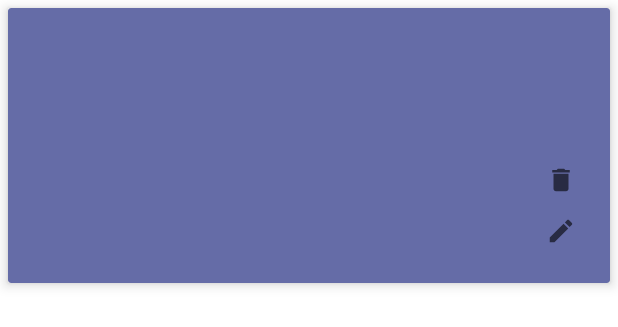
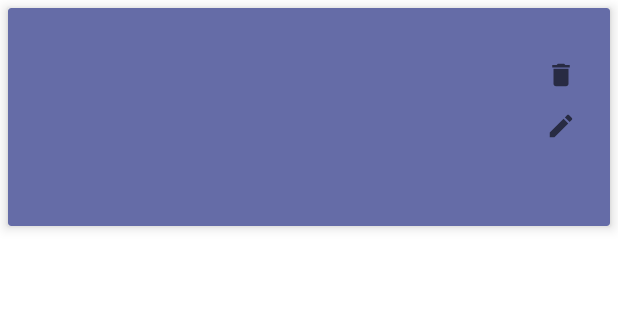
Before and after one commit to kenic8/The-final-version, an Android app: the layout card_layout.xml on its own in the app's theme, with its tools: preview values and no code run, on a phone screen of 412 x 824 dp. Shown: the top 327 px of the screen. Run offline under Robolectric (Android 15) with nearby library versions, the light colour scheme and no system bars.

Commit message:
card layout
fixed

```diff
--- a/ShoppingListExam/app/src/main/res/layout/card_layout.xml
+++ b/ShoppingListExam/app/src/main/res/layout/card_layout.xml
@@ -26,7 +26,7 @@
         app:layout_constraintTop_toTopOf="parent"
         app:layout_constraintLeft_toLeftOf="parent"></TextView>
     <TextView
-        android:layout_width="250dp"
+        android:layout_width="170dp"
         android:layout_height="40dp"
         android:id="@+id/product_title"
         app:layout_constraintTop_toTopOf="parent"
@@ -34,22 +34,13 @@
         android:layout_marginStart="17dp"/>
 
     <TextView
-        android:layout_width="250dp"
+        android:layout_width="170dp"
         android:layout_height="20dp"
         android:id="@+id/product_detail"
         android:layout_marginStart="16dp"
         android:layout_marginTop="10dp"
         app:layout_constraintTop_toBottomOf="@id/product_title"
         app:layout_constraintLeft_toRightOf="@id/product_quantity"/>
-    <!--<Button
-        android:layout_width="wrap_content"
-        android:layout_height="wrap_content"
-        android:id="@+id/product_update"
-        android:layout_marginStart="16dp"
-        android:layout_marginTop="10dp"
-        android:text="Update"
-        app:layout_constraintTop_toBottomOf="@id/product_detail"
-        app:layout_constraintRight_toRightOf="parent"></Button>-->
 
     <ImageView
         android:layout_width="20dp"
@@ -59,7 +50,7 @@
         android:layout_marginTop="10dp"
         android:src="@drawable/ic_deletesingle"
         android:textSize="20sp"
-        app:layout_constraintTop_toBottomOf="@id/product_detail"
+        app:layout_constraintTop_toTopOf="parent"
         app:layout_constraintRight_toRightOf="parent"></ImageView>
 
     <ImageView
```
